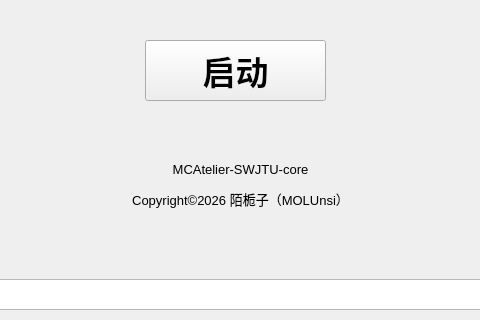
MOLUnsi/MCAtelier-SWJTU-core, file widget.ui: the form before one commit; both pictures show x 85 to 565 and y 280 to 600 of the 661 by 600 pixel window.
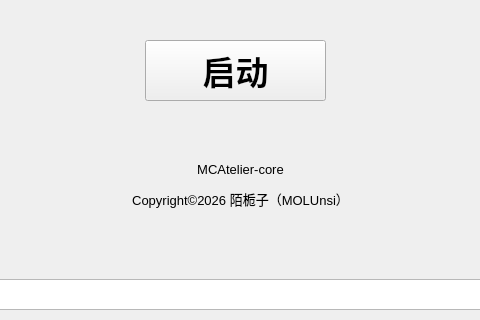
The form after the commit.

What changed in the file:
```diff
--- a/widget.ui
+++ b/widget.ui
@@ -192,7 +192,7 @@
     </rect>
    </property>
    <property name="text">
-    <string>&lt;html&gt;&lt;head/&gt;&lt;body&gt;&lt;p align=&quot;center&quot;&gt;&lt;span style=&quot; font-size:10pt;&quot;&gt;MCAtelier-SWJTU-core&lt;/span&gt;&lt;/p&gt;&lt;p align=&quot;center&quot;&gt;&lt;span style=&quot; font-size:10pt;&quot;&gt;Copyright©2026 陌栀子（MOLUnsi）&lt;/span&gt;&lt;/p&gt;&lt;/body&gt;&lt;/html&gt;</string>
+    <string>&lt;html&gt;&lt;head/&gt;&lt;body&gt;&lt;p align=&quot;center&quot;&gt;&lt;span style=&quot; font-size:10pt;&quot;&gt;MCAtelier-core&lt;/span&gt;&lt;/p&gt;&lt;p align=&quot;center&quot;&gt;&lt;span style=&quot; font-size:10pt;&quot;&gt;Copyright©2026 陌栀子（MOLUnsi）&lt;/span&gt;&lt;/p&gt;&lt;/body&gt;&lt;/html&gt;</string>
    </property>
   </widget>
  </widget>
```
